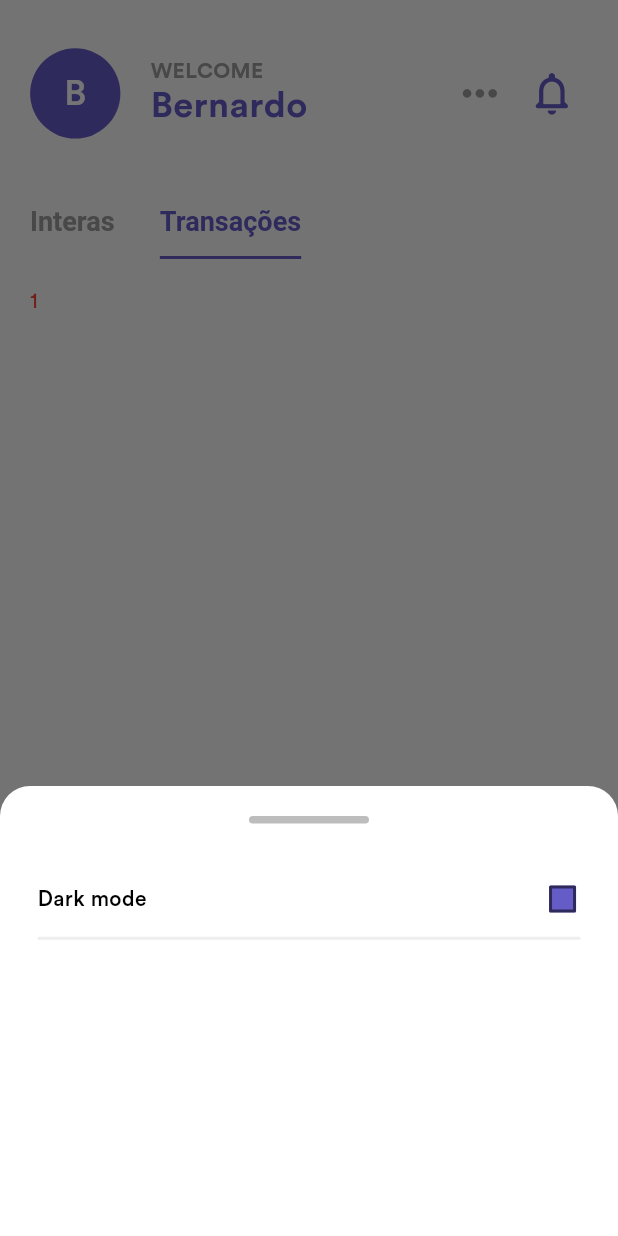
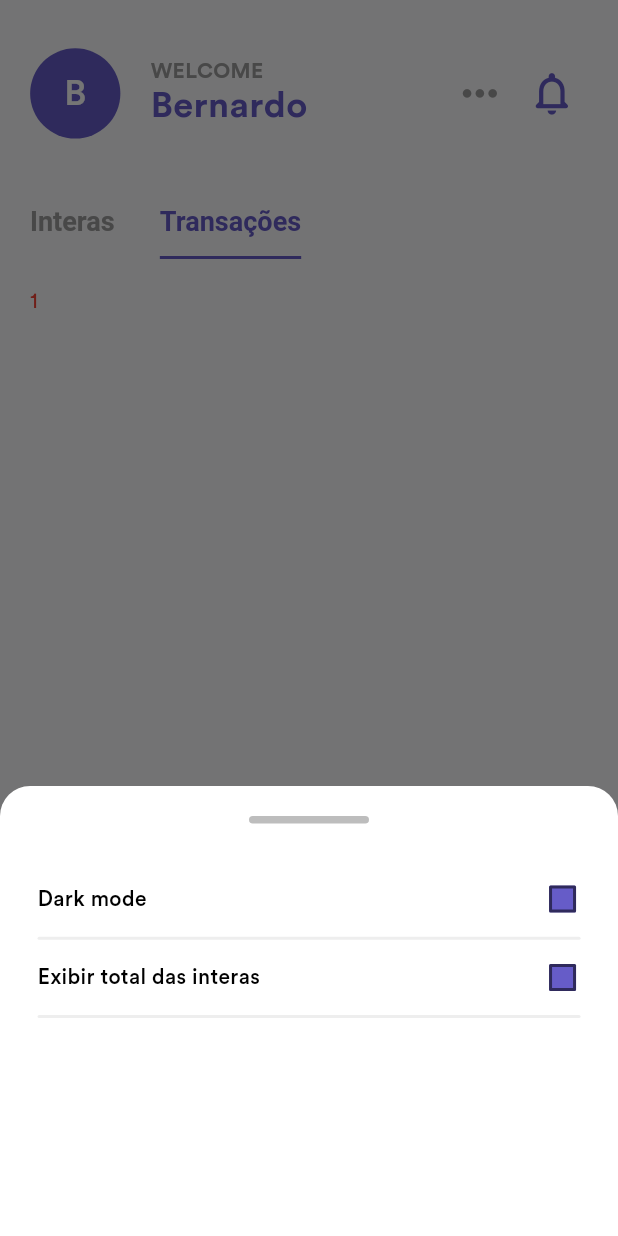
Before and after one commit to bernardoveras/intera-frontend, a Flutter app: the screen it shows after launch, tab 2 chosen, after a tap on the "close" icon, after a tap on the "keyboard control" icon, on a phone screen of 412 x 824 dp. Run offline on Flutter 3.47's test engine with Material 2 defaults, Android fonts, the phone set to English and light mode, and no system bars; our stand-ins replace animate_do, flutter_screenutil, get, get_storage, image_picker; statements that could not run were skipped.

Commit message:
Adicionado configuração para escolher exibir total de interas na tela inicial

```diff
--- a/lib/initializer.dart
+++ b/lib/initializer.dart
@@ -1,6 +1,5 @@
 import 'dart:convert';
 import 'dart:typed_data';
-
 import 'package:flutter/material.dart';
 import 'package:intera/shared/helpers/theme_helper.dart';
 import 'shared/consts.dart';
@@ -9,7 +8,7 @@ import 'package:get/get.dart';
 import 'package:get_storage/get_storage.dart';
 import 'package:intera/shared/settings.dart';
 import 'package:intera/shared/theme/theme.dart';
-
+import 'shared/extensions/shared_extensions.dart';
 import 'data/services/local_storage_service.dart';
 import 'domain/services/local_storage_service.dart';
 
@@ -19,15 +18,14 @@ class Initializer {
       WidgetsFlutterBinding.ensureInitialized();
       await _startLocalStorage();
       await _startTheme();
-      await _startUserSettings();
+      await _startAllSettings();
     } catch (e) {
       print(e);
       rethrow;
     }
   }
 
-  static Future<void> _startUserSettings() async {
-    ILocalStorage storage = Get.find();
+  static Future<void> _startUserSettings(ILocalStorage storage) async {
     String? imageBase64 = await storage.get(PATH.USER_IMAGE);
 
     Uint8List? imageDecoded =
@@ -35,6 +33,19 @@ class Initializer {
 
     if (imageDecoded != null) {
       Settings.usernameImage?.value = imageDecoded;
+    }
+  }
+
+  static Future<void> _startAllSettings() async {
+    ILocalStorage storage = Get.find();
+
+    await _startUserSettings(storage);
+
+    String? exibirTotalDeInteras =
+        await storage.get(PATH.EXIBIR_TOTAL_INTERAS);
+
+    if (exibirTotalDeInteras != null) {
+      Settings.exibirTotalDeInteras.value = exibirTotalDeInteras.toBool;
     }
   }
 
@@ -54,7 +65,9 @@ class Initializer {
 
   static Future<void> _startLocalStorage() async {
     await GetStorage.init();
-    Get.lazyPut<ILocalStorage>(() => LocalStorageService(GetStorage()),
-        fenix: true);
+    Get.lazyPut<ILocalStorage>(
+      () => LocalStorageService(GetStorage()),
+      fenix: true,
+    );
   }
 }
--- a/lib/presentation/home/components/app_bar/app_bar.dart
+++ b/lib/presentation/home/components/app_bar/app_bar.dart
@@ -1,5 +1,6 @@
 import 'package:flutter/material.dart';
-import 'package:get/state_manager.dart';
+import 'package:get/get.dart';
+
 import 'package:intera/shared/settings.dart';
 import '../../../../shared/extensions/screen_util_extension.dart';
 import 'components.dart';
@@ -23,7 +24,10 @@ class HomeAppBar extends PreferredSize {
                       ProfileName(profileName: Settings.username),
                     ],
                   ),
-                  NotificationRow(hasNotification: false),
+                  NotificationRow(
+                    hasNotification: false,
+                    storage: Get.find(),
+                  ),
                 ],
               ),
             ),
--- a/lib/presentation/home/components/app_bar/nofitication_row.dart
+++ b/lib/presentation/home/components/app_bar/nofitication_row.dart
@@ -1,16 +1,20 @@
 import 'package:animate_do/animate_do.dart';
 import 'package:flutter/material.dart';
 import 'package:get/get.dart';
+import 'package:intera/domain/services/local_storage_service.dart';
 import 'package:intera/shared/components/bottom_sheet.dart';
+import 'package:intera/shared/consts.dart';
 import 'package:intera/shared/settings.dart';
 import 'package:intera/shared/theme/theme.dart';
 import '../../../../shared/extensions/screen_util_extension.dart';
 
 class NotificationRow extends StatelessWidget {
   final bool hasNotification;
+  final ILocalStorage storage;
 
   const NotificationRow({
     Key? key,
+    required this.storage,
     this.hasNotification = false,
   }) : super(key: key);
 
@@ -54,10 +58,24 @@ class NotificationRow extends StatelessWidget {
                         },
                       ),
                     ),
+                    Obx(
+                      () => Item(
+                        title: 'Exibir total das interas',
+                        isChecked:
+                            Settings.exibirTotalDeInteras.value ?? false,
+                        onTap: () async {
+                          Settings.exibirTotalDeInteras.value =
+                              !Settings.exibirTotalDeInteras.value!;
+                          await storage.add(
+                            PATH.EXIBIR_TOTAL_INTERAS,
+                            Settings.exibirTotalDeInteras.value.toString(),
+                          );
+                        },
+                      ),
+                    ),
                   ],
                 ),
               );
-              print('Tap Menu');
             },
           ),
           IconButton(
--- a/lib/presentation/home/components/tab_bar/interas/item_interas.dart
+++ b/lib/presentation/home/components/tab_bar/interas/item_interas.dart
@@ -74,7 +74,7 @@ class ItemInteras extends StatelessWidget {
                           mainAxisAlignment: MainAxisAlignment.center,
                           children: [
                             Text(
-                              '${intera.title} - ${Formatter.currency(intera.total)}',
+                              '${intera.title}',
                               style: TextStyle(
                                 fontWeight: FontWeight.w500,
                                 color: Get.isDarkMode
--- a/lib/presentation/home/components/total_of_interas.dart
+++ b/lib/presentation/home/components/total_of_interas.dart
@@ -1,6 +1,7 @@
 import 'package:animate_do/animate_do.dart';
 import 'package:flutter/material.dart';
 import 'package:intera/shared/extensions/formatter_extension.dart';
+import 'package:intera/shared/settings.dart';
 import '../../../shared/extensions/screen_util_extension.dart';
 
 class TotalOfInteras extends StatefulWidget {
@@ -61,6 +62,8 @@ class _TotalOfInterasState extends State<TotalOfInteras> {
                             Duration(milliseconds: 550),
                             () {
                               setState(() {
+                                Settings.exibirTotalDeInteras.value =
+                                    isVisible;
                                 _isVisibleDefinitive = isVisible;
                               });
                             },
--- a/lib/presentation/home/home_page.dart
+++ b/lib/presentation/home/home_page.dart
@@ -1,6 +1,7 @@
 import 'package:flutter/material.dart';
 import 'package:get/get.dart';
 import 'package:intera/presentation/home/home_controller.dart';
+import 'package:intera/shared/settings.dart';
 import '../../shared/extensions/screen_util_extension.dart';
 import 'components/components.dart';
 import 'components/tab_bar/tab_bar.dart';
@@ -34,7 +35,9 @@ class _HomePageState extends State<HomePage>
         child: Column(
           crossAxisAlignment: CrossAxisAlignment.start,
           children: [
-            Padding(
+            Obx(
+              () => Settings.exibirTotalDeInteras.value == true
+                  ? Padding(
                       padding: EdgeInsets.only(
                         left: 20.width,
                         right: 20.width,
@@ -42,9 +45,11 @@ class _HomePageState extends State<HomePage>
                       child: Column(
                         crossAxisAlignment: CrossAxisAlignment.start,
                         children: [
-                  TotalOfInteras(total: controller.totalDasInteras),
+                          TotalOfInteras(total: controller.totalDasInteras)
                         ],
                       ),
+                    )
+                  : SizedBox(),
             ),
             TabBarComponent(tabController),
             TabViewComponent(
--- a/lib/shared/components/bottom_sheet.dart
+++ b/lib/shared/components/bottom_sheet.dart
@@ -73,7 +73,7 @@ class Item extends StatelessWidget {
               mainAxisAlignment: MainAxisAlignment.spaceBetween,
               children: [
                 Text(
-                  'Dark mode',
+                  title,
                   style: TextStyle(
                     fontWeight: FontWeight.w500,
                     color: Colors.black,
--- a/lib/shared/consts.dart
+++ b/lib/shared/consts.dart
@@ -1,4 +1,5 @@
 class PATH {
   static String THEME = 'theme';
   static String USER_IMAGE = 'user_image';
+  static String EXIBIR_TOTAL_INTERAS = 'EXIBIR_TOTAL_INTERAS';
 }
--- /dev/null
+++ b/lib/shared/extensions/shared_extensions.dart
@@ -0,0 +1,2 @@
+export 'int_extensions.dart';
+export 'string_extensions.dart';
--- /dev/null
+++ b/lib/shared/extensions/string_extensions.dart
@@ -0,0 +1,6 @@
+
+extension StringExtensions on String {
+  bool get toBool {
+    return this == 'true';
+  }
+}
--- a/lib/shared/settings.dart
+++ b/lib/shared/settings.dart
@@ -4,7 +4,11 @@ import 'package:flutter/material.dart';
 import 'package:get/get_rx/src/rx_types/rx_types.dart';
 
 class Settings {
+  static String username = 'Bernardo';
   static Rx<ThemeMode> theme = ThemeMode.light.obs;
-  static String username = 'Bernardo';
   static Rx<Uint8List>? usernameImage = Rx<Uint8List>();
+
+  /// Visualizar o `componente` de total
+  /// das interas na tela inicial!
+  static RxBool exibirTotalDeInteras = true.obs;
 }
```
Lines whose indentation alone changed are shown as unchanged.
